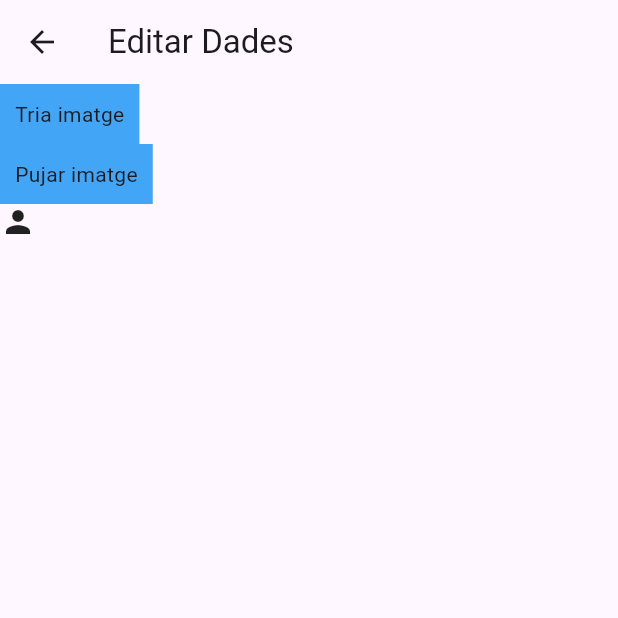
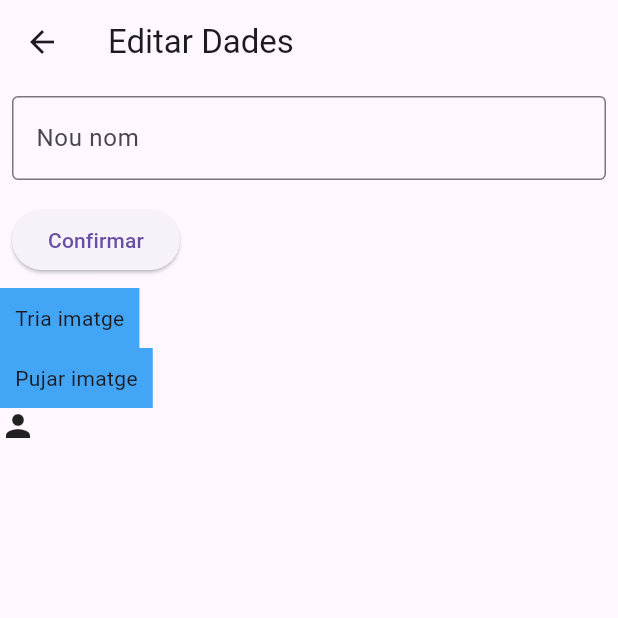
Before and after one commit to RamonAlgo/fluter_firebase_2324, a Flutter app: the EditarDadesUsuari screen opened directly, on a phone screen of 412 x 824 dp, the top half of it. Run offline on Flutter 3.47's test engine with Material 3 defaults, Android fonts, the light colour scheme and no system bars; our stand-ins replace cloud_firestore, firebase_auth, firebase_core, firebase_storage, image_picker; accounts and stored records are empty; network calls fail.

Commit message:
Act2
Modificacio del nom

```diff
--- a/lib/pagines/editar_dades_usuari.dart
+++ b/lib/pagines/editar_dades_usuari.dart
@@ -15,9 +15,32 @@ class EditarDadesUsuari extends StatefulWidget {
 
 class _EditarDadesUsuariState extends State<EditarDadesUsuari> {
 
+  final TextEditingController _nomController = TextEditingController();
+  final ServeiAuth _serveiAuth = ServeiAuth();
+
   File? _imatgeSeleccionadaApp;
   Uint8List? _imatgeSeleccionadaWeb;
   bool _imatgeAPuntPerPujar = false;
+
+  @override
+  void dispose() {
+    _nomController.dispose();
+    super.dispose();
+  }
+
+  void _actualitzarNom() async {
+    String nouNom = _nomController.text.trim();
+    if (nouNom.isNotEmpty) {
+      await _serveiAuth.actualitzarNomUsuari(nouNom);
+      ScaffoldMessenger.of(context).showSnackBar(SnackBar(
+        content: Text('Nom actualitzat a $nouNom'),
+        duration: Duration(seconds: 2),
+      ));
+      // Limpiar el controlador después de actualizar
+      _nomController.clear();
+    }
+  }
+
 
 Future<void> _triaImatge() async {
 
@@ -120,7 +143,24 @@ Future<void> _triaImatge() async {
         child: Column(
           crossAxisAlignment: CrossAxisAlignment.start,
           children: [
-
+            // editar nom
+            Padding(
+                padding: const EdgeInsets.all(8.0),
+                child: TextField(
+                  controller: _nomController,
+                  decoration: InputDecoration(
+                    labelText: 'Nou nom',
+                    border: OutlineInputBorder(),
+                  ),
+                ),
+              ),
+              Padding(
+                padding: const EdgeInsets.all(8.0),
+                child: ElevatedButton(
+                  onPressed: _actualitzarNom,
+                  child: Text('Confirmar'),
+                ),
+              ),
             // Boto per obtenir el FilePicker.
             //================================
             GestureDetector(
--- a/lib/pagines/pagina_inici.dart
+++ b/lib/pagines/pagina_inici.dart
@@ -63,24 +63,27 @@ class PaginaInici extends StatelessWidget {
   }
 
   Widget _construeixItemUsuari(Map<String, dynamic> dadesUsuari, BuildContext context) {
-
+  // Evitar mostrar el usuario actual en la lista
   if (dadesUsuari["email"] == _serveiAuth.getUsuariActual()!.email) {
-
     return Container();
   }
+
+  // Utilizar el nombre si está disponible, de lo contrario usar el email
+  String displayName = dadesUsuari["nom"]?.isEmpty ?? true ? dadesUsuari["email"] : dadesUsuari["nom"];
+
   return ItemUsuari(
-      emailUsuari: dadesUsuari["email"],
-      onTap: (){
+    emailUsuari: displayName, // Mostrar nombre o email según lo que esté disponible
+    onTap: () {
       Navigator.push(
         context,
         MaterialPageRoute(
           builder: (context) => PaginaChat(
-              emailAmbQuiParlem: dadesUsuari["email"],
+            emailAmbQuiParlem: dadesUsuari["nom"] != null && dadesUsuari["nom"].isNotEmpty ? dadesUsuari["nom"] : dadesUsuari["email"], // Envía el nombre si está disponible, de lo contrario el email
             idReceptor: dadesUsuari["uid"],
           ),
         ),
       );
     },
-    );//Text(dadesUsuari["email"]);
+  );
   }
 }
```
Also changed, not shown: lib/auth/servei_auth.dart (+13 -0 lines). Lines whose indentation alone changed are shown as unchanged.
